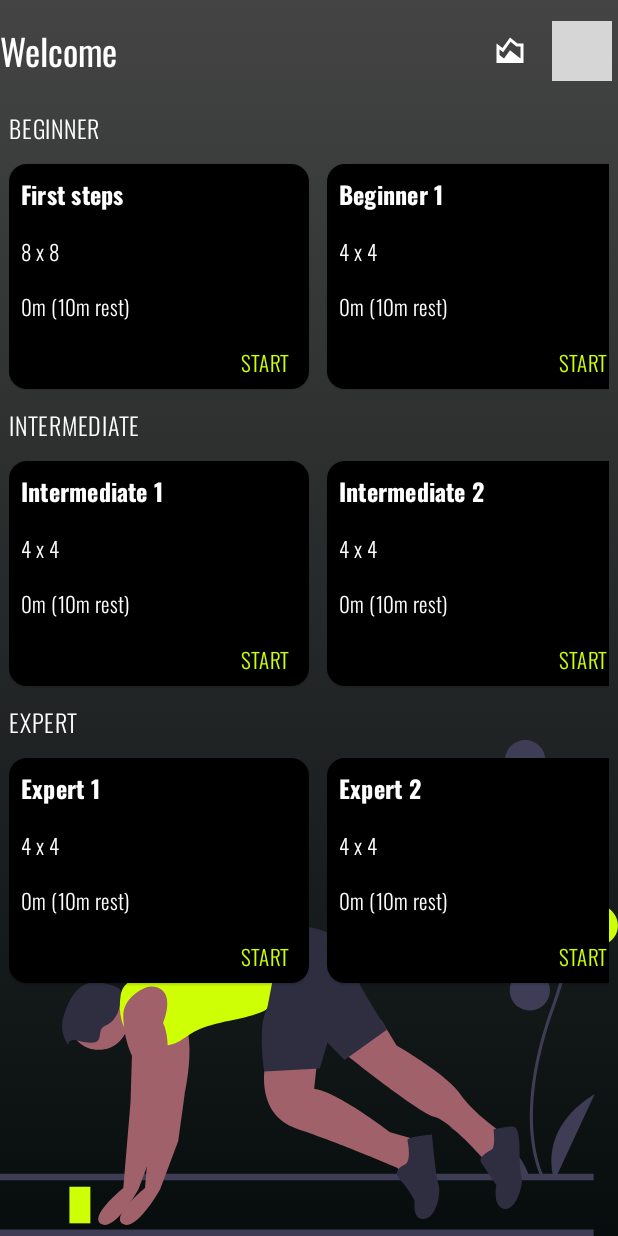
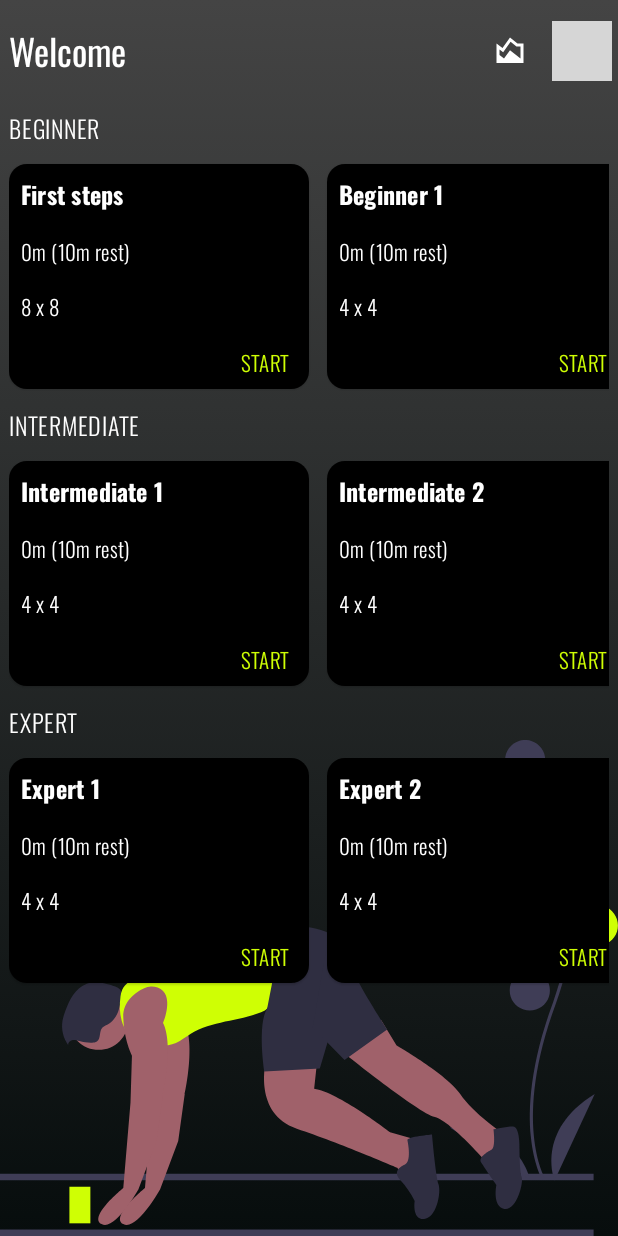
Before and after one commit to jibbo/norwegian-training-android, an Android app built with Jetpack Compose: the HomeActivity screen opened directly, with no data from a screen before it, on a phone screen of 412 x 824 dp. Run offline under Robolectric (Android 15) with nearby library versions, the phone set to English and light mode, and no system bars; our stand-ins replace Dagger/Hilt's generated code, Room's generated code; libraries missing offline, so code that uses them is left out: com.google.android.exoplayer2, com.revenuecat.purchases; 1 statement that could not run was skipped; grey boxes are pictures that could not be loaded.

Commit message:
feat: Improve Home screen UI and background
This commit introduces several visual improvements to the Home screen.

- The background now features a larger, right-aligned illustration of a runner (`runner_illustration.xml`), replacing the previous centered image.
- The list of workouts is now contained within the `Workouts` composable and is properly centered with safe drawing padding.
- The `Streak` composable has been renamed to `Workouts` to better reflect its content.
- In the `WorkoutItem` composable, the order of the text elements has been swapped to improve readability.
- A small start padding has been added to the `Toolbar` title for better alignment.

```diff
--- a/app/src/main/java/com/github/jibbo/norwegiantraining/components/SharedComposables.kt
+++ b/app/src/main/java/com/github/jibbo/norwegiantraining/components/SharedComposables.kt
@@ -119,7 +119,8 @@ fun Toolbar(
         }
         Text(
             text = name,
-            style = Typography.headlineSmall
+            style = Typography.headlineSmall,
+            modifier = Modifier.padding(start = 6.dp)
         )
     }
 }
--- a/app/src/main/java/com/github/jibbo/norwegiantraining/home/HomeComposables.kt
+++ b/app/src/main/java/com/github/jibbo/norwegiantraining/home/HomeComposables.kt
@@ -8,16 +8,13 @@ import androidx.compose.foundation.layout.Box
 import androidx.compose.foundation.layout.Column
 import androidx.compose.foundation.layout.PaddingValues
 import androidx.compose.foundation.layout.Row
-import androidx.compose.foundation.layout.Spacer
 import androidx.compose.foundation.layout.fillMaxSize
-import androidx.compose.foundation.layout.fillMaxWidth
 import androidx.compose.foundation.layout.height
 import androidx.compose.foundation.layout.padding
 import androidx.compose.foundation.layout.safeDrawingPadding
 import androidx.compose.foundation.layout.width
 import androidx.compose.foundation.lazy.LazyColumn
 import androidx.compose.foundation.rememberScrollState
-import androidx.compose.foundation.shape.RoundedCornerShape
 import androidx.compose.material3.CardDefaults
 import androidx.compose.material3.ElevatedCard
 import androidx.compose.material3.Icon
@@ -29,8 +26,6 @@ import androidx.compose.runtime.Composable
 import androidx.compose.runtime.collectAsState
 import androidx.compose.ui.Alignment
 import androidx.compose.ui.Modifier
-import androidx.compose.ui.draw.BlurredEdgeTreatment
-import androidx.compose.ui.draw.blur
 import androidx.compose.ui.graphics.Brush.Companion.verticalGradient
 import androidx.compose.ui.graphics.Color
 import androidx.compose.ui.layout.ContentScale
@@ -51,7 +46,8 @@ import com.github.jibbo.norwegiantraining.ui.theme.Typography
 
 @Composable
 internal fun HomeView(viewModel: HomeViewModel, innerPadding: PaddingValues) {
-    Box(modifier = Modifier
+    Box(
+        modifier = Modifier
             .fillMaxSize()
             .background(
                 brush = verticalGradient(
@@ -60,23 +56,32 @@ internal fun HomeView(viewModel: HomeViewModel, innerPadding: PaddingValues) {
                         Black
                     )
                 )
-    )) {
+            )
+    ) {
         Image(
-            painter = painterResource(id = R.drawable.runner),
+            painter = painterResource(id = R.drawable.runner_illustration),
             contentDescription = null,
             contentScale = ContentScale.Fit,
-            modifier = Modifier.align(Alignment.BottomCenter)
+            modifier = Modifier
+                .width(800.dp)
+                .align(Alignment.BottomEnd)
         )
     }
     Column(
         modifier = Modifier
+            .fillMaxSize()
             .padding(
                 top = innerPadding.calculateTopPadding(),
                 bottom = innerPadding.calculateBottomPadding()
             )
     ) {
         Header(viewModel)
-        Streak(viewModel)
+        Box(
+            modifier = Modifier.safeDrawingPadding(),
+            contentAlignment = Alignment.Center
+        ) {
+            Workouts(viewModel)
+        }
     }
 }
 
@@ -85,7 +90,8 @@ internal fun Header(viewModel: HomeViewModel) {
     val state = viewModel.uiStates.collectAsState()
     Row(
         verticalAlignment = Alignment.CenterVertically,
-        modifier = Modifier.safeDrawingPadding()
+        modifier = Modifier
+            .safeDrawingPadding()
     ) {
         Toolbar(
             name = R.string.welcome.localizable(state.value.username),
@@ -107,7 +113,7 @@ internal fun Header(viewModel: HomeViewModel) {
 }
 
 @Composable
-internal fun Streak(viewModel: HomeViewModel) {
+internal fun Workouts(viewModel: HomeViewModel) {
     val state = viewModel.uiStates.collectAsState()
     LazyColumn(
         contentPadding = PaddingValues(all = 6.dp),
@@ -153,12 +159,12 @@ private fun WorkoutCard(
             style = Typography.titleMedium,
         )
         Text(
-            text = workout.splitText(),
+            text = "${workout.totalTime}m (${workout.restTime()}m rest)",
             modifier = Modifier.padding(8.dp),
             style = Typography.bodyMedium,
         )
         Text(
-            text = "${workout.totalTime}m (${workout.restTime()}m rest)",
+            text = workout.splitText(),
             modifier = Modifier.padding(8.dp),
             style = Typography.bodyMedium,
         )
```
Also changed, not shown: app/src/main/res/drawable/runner_illustration.xml (renamed from app/src/main/res/drawable/runner.xml). Lines whose indentation alone changed are shown as unchanged.
